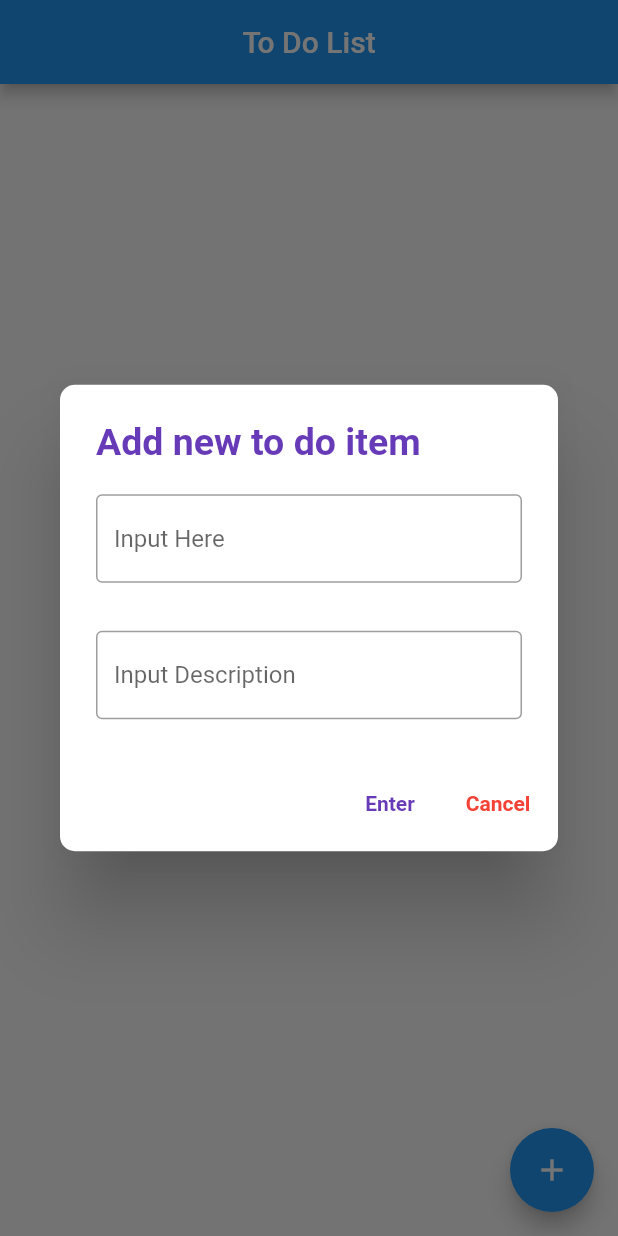
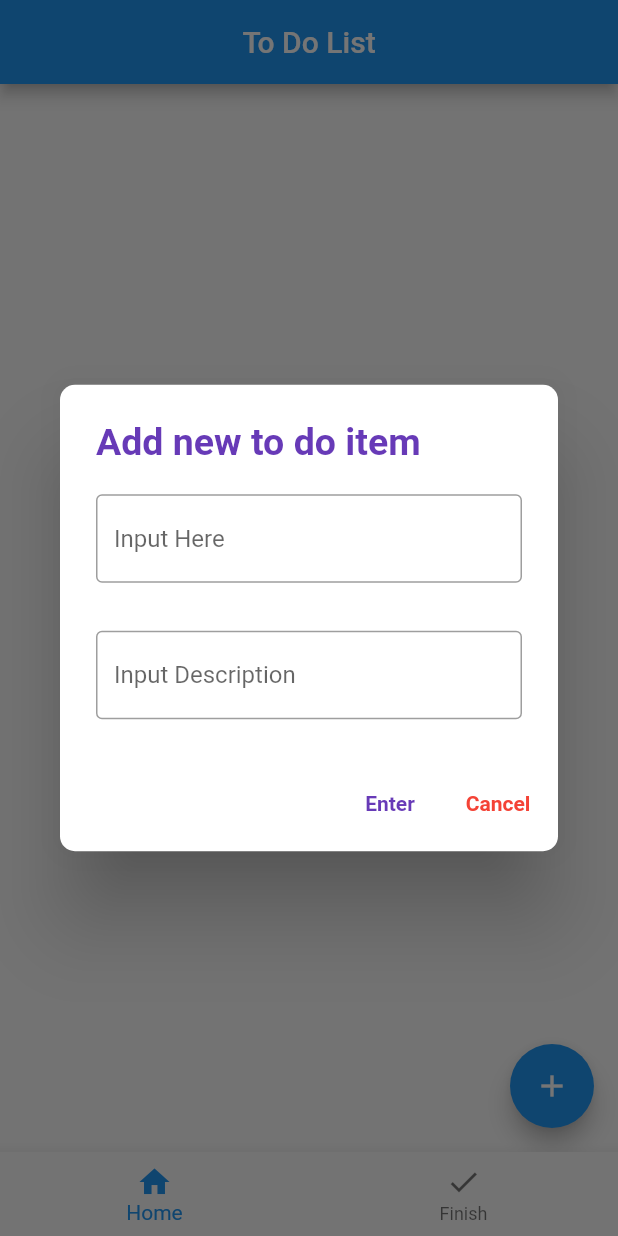
Before and after one commit to MarkTalandron19/Talandron_SPElec2B_ToDoList, a Flutter app: the screen it shows after launch, after a tap on the "add" icon, on a phone screen of 412 x 824 dp. Run offline on Flutter 3.47's test engine with Material 2 defaults, Android fonts, the phone set to English and light mode, and no system bars; our stand-ins replace flutter_slidable.

Commit message:
added finished list page

```diff
--- a/lib/widgets/homepage.dart
+++ b/lib/widgets/homepage.dart
@@ -1,13 +1,40 @@
 import 'package:flutter/material.dart';
 import 'package:provider/provider.dart';
 import 'package:talandron_spelec2b_todolist/providers/todolistprovider.dart';
+import 'package:talandron_spelec2b_todolist/widgets/finishlistwidget.dart';
 import 'package:talandron_spelec2b_todolist/widgets/todolistwidget.dart';
 
 import '../models/todo.dart';
 
-class HomePage extends StatelessWidget {
+class HomePage extends StatefulWidget {
   const HomePage({super.key});
 
+  @override
+  State<HomePage> createState() => _HomePageState();
+}
+
+class _HomePageState extends State<HomePage> {
+  int currrentIndex = 0;
+  final pages = [
+    Center(
+      child: Consumer<ToDoListProvider>(
+        builder: (context, value, child) {
+          return ToDoListWidget(
+            list: value.list,
+          );
+        },
+      ),
+    ),
+    Center(
+      child: Consumer<ToDoListProvider>(
+        builder: (context, value, child) {
+          return FinishListWidget(
+            list: value.completed,
+          );
+        },
+      ),
+    ),
+  ];
   @override
   Widget build(BuildContext context) {
     return Scaffold(
@@ -15,96 +42,17 @@ class HomePage extends StatelessWidget {
         centerTitle: true,
         title: const Text('To Do List'),
       ),
-      body: Center(child: Consumer<ToDoListProvider>(
-        builder: (context, value, child) {
-          return ToDoListWidget(
-            list: value.list,
-          );
-        },
-      )),
-      floatingActionButton: FloatingActionButton(
-        onPressed: () {
-          addItem(context);
-        },
-        child: const Icon(Icons.add),
+      body: pages[currrentIndex],
+      bottomNavigationBar: BottomNavigationBar(
+        currentIndex: currrentIndex,
+        onTap: (index) => setState(() {
+          currrentIndex = index;
+        }),
+        items: const [
+          BottomNavigationBarItem(icon: Icon(Icons.home), label: 'Home'),
+          BottomNavigationBarItem(icon: Icon(Icons.check), label: 'Finish')
+        ],
       ),
     );
   }
 }
-
-Future<void> addItem(BuildContext context) async {
-  TextEditingController controller = TextEditingController();
-  TextEditingController descController = TextEditingController();
-
-  return showDialog(
-      context: context,
-      builder: (context) {
-        return AlertDialog(
-          shape: const RoundedRectangleBorder(
-              borderRadius: BorderRadius.all(Radius.circular(10.0))),
-          title: const Text(
-            'Add new to do item',
-            style: TextStyle(
-              fontSize: 25,
-              fontWeight: FontWeight.bold,
-              color: Colors.deepPurple,
-            ),
-          ),
-          content: SizedBox(
-            height: 150,
-            width: 500,
-            child: Column(
-              children: [
-                TextField(
-                  controller: controller,
-                  decoration: const InputDecoration(
-                    border: OutlineInputBorder(),
-                    hintText: 'Input Here',
-                  ),
-                ),
-                const Spacer(),
-                TextField(
-                  controller: descController,
-                  decoration: const InputDecoration(
-                    border: OutlineInputBorder(),
-                    hintText: 'Input Description',
-                  ),
-                ),
-              ],
-            ),
-          ),
-          actions: [
-            TextButton(
-                onPressed: () {
-                  if (controller.text.isNotEmpty) {
-                    final newItem = ToDo(
-                        toDo: controller.text,
-                        description: descController.text);
-                    context.read<ToDoListProvider>().add(newItem);
-                    controller.clear();
-                    descController.clear();
-                    Navigator.pop(context);
-                  }
-                },
-                child: const Text(
-                  'Enter',
-                  style: TextStyle(
-                    fontWeight: FontWeight.bold,
-                    color: Colors.deepPurple,
-                  ),
-                )),
-            TextButton(
-                onPressed: () {
-                  Navigator.pop(context);
-                },
-                child: const Text(
-                  'Cancel',
-                  style: TextStyle(
-                    fontWeight: FontWeight.bold,
-                    color: Colors.red,
-                  ),
-                )),
-          ],
-        );
-      });
-}
--- a/lib/widgets/todolistwidget.dart
+++ b/lib/widgets/todolistwidget.dart
@@ -13,7 +13,8 @@ class ToDoListWidget extends StatelessWidget {
 
   @override
   Widget build(BuildContext context) {
-    return ListView(
+    return Scaffold(
+      body: ListView(
         children: list.map((toDo) {
           return Padding(
             padding: const EdgeInsets.all(3.0),
@@ -53,17 +54,40 @@ class ToDoListWidget extends StatelessWidget {
                   children: [
                     Checkbox(
                         value: toDo.getComplete,
-                      onChanged: ((_) => context
+                        onChanged: ((_) async {
+                          context
                               .read<ToDoListProvider>()
-                          .taskComplete(toDo.getID))),
+                              .setTaskComplete(toDo.getID);
+                          Future.delayed(const Duration(milliseconds: 200), () {
+                            context
+                                .read<ToDoListProvider>()
+                                .transferCompleted(toDo.getID);
+                          });
+                        })),
                     SizedBox(
                       width: 200,
-                    child: Text(
-                      '${toDo.item}\n${toDo.desc}',
+                      child: Column(
+                        crossAxisAlignment: CrossAxisAlignment.start,
+                        children: [
+                          Text(
+                            toDo.item,
                             style: const TextStyle(
                               color: Colors.deepPurple,
                               fontSize: 28,
                             ),
+                          ),
+                          toDo.desc != ''
+                              ? Text(
+                                  toDo.desc,
+                                  style: const TextStyle(
+                                    color: Colors.deepPurple,
+                                    fontSize: 28,
+                                  ),
+                                )
+                              : const SizedBox(
+                                  height: 0,
+                                ),
+                        ],
                       ),
                     ),
                   ],
@@ -72,8 +96,92 @@ class ToDoListWidget extends StatelessWidget {
             ),
           );
         }).toList(),
+      ),
+      floatingActionButton: FloatingActionButton(
+        onPressed: () {
+          addItem(context);
+        },
+        child: const Icon(Icons.add),
+      ),
     );
   }
+}
+
+Future<void> addItem(BuildContext context) async {
+  TextEditingController controller = TextEditingController();
+  TextEditingController descController = TextEditingController();
+
+  return showDialog(
+      context: context,
+      builder: (context) {
+        return AlertDialog(
+          shape: const RoundedRectangleBorder(
+              borderRadius: BorderRadius.all(Radius.circular(10.0))),
+          title: const Text(
+            'Add new to do item',
+            style: TextStyle(
+              fontSize: 25,
+              fontWeight: FontWeight.bold,
+              color: Colors.deepPurple,
+            ),
+          ),
+          content: SizedBox(
+            height: 150,
+            width: 500,
+            child: Column(
+              children: [
+                TextField(
+                  controller: controller,
+                  decoration: const InputDecoration(
+                    border: OutlineInputBorder(),
+                    hintText: 'Input Here',
+                  ),
+                ),
+                const Spacer(),
+                TextField(
+                  controller: descController,
+                  decoration: const InputDecoration(
+                    border: OutlineInputBorder(),
+                    hintText: 'Input Description',
+                  ),
+                ),
+              ],
+            ),
+          ),
+          actions: [
+            TextButton(
+                onPressed: () {
+                  if (controller.text.isNotEmpty) {
+                    final newItem = ToDo(
+                        toDo: controller.text,
+                        description: descController.text);
+                    context.read<ToDoListProvider>().add(newItem);
+                    controller.clear();
+                    descController.clear();
+                    Navigator.pop(context);
+                  }
+                },
+                child: const Text(
+                  'Enter',
+                  style: TextStyle(
+                    fontWeight: FontWeight.bold,
+                    color: Colors.deepPurple,
+                  ),
+                )),
+            TextButton(
+                onPressed: () {
+                  Navigator.pop(context);
+                },
+                child: const Text(
+                  'Cancel',
+                  style: TextStyle(
+                    fontWeight: FontWeight.bold,
+                    color: Colors.red,
+                  ),
+                )),
+          ],
+        );
+      });
 }
 
 Future<void> editItem(BuildContext context, ToDo toDo) async {
```
Also changed, not shown: lib/providers/todolistprovider.dart (+23 -1 lines), lib/widgets/finishlistwidget.dart (added, +65 -0 lines). Lines whose indentation alone changed are shown as unchanged.
